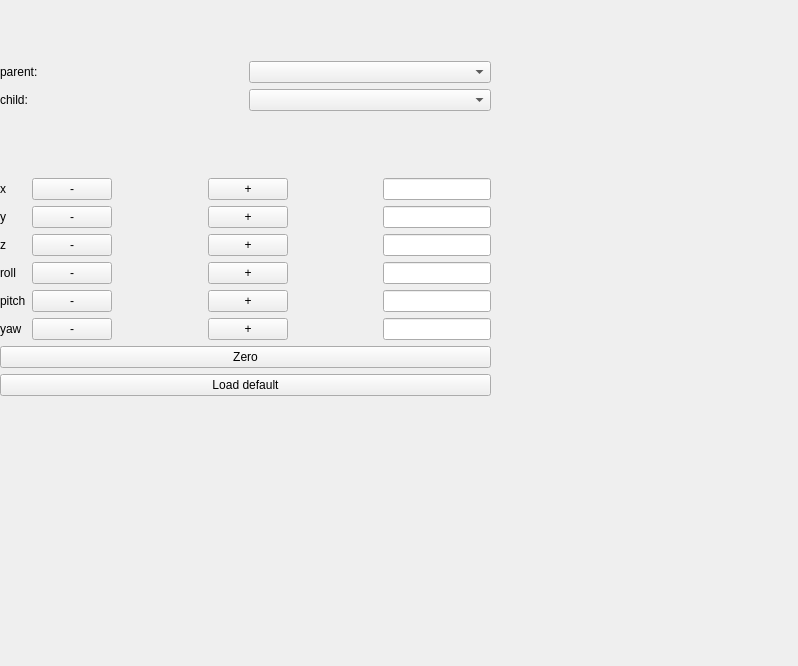
First picture: the form in rqt_mypkg/resource/artur2.ui, repository forvev/april_camera_tf_gui, before the edit.
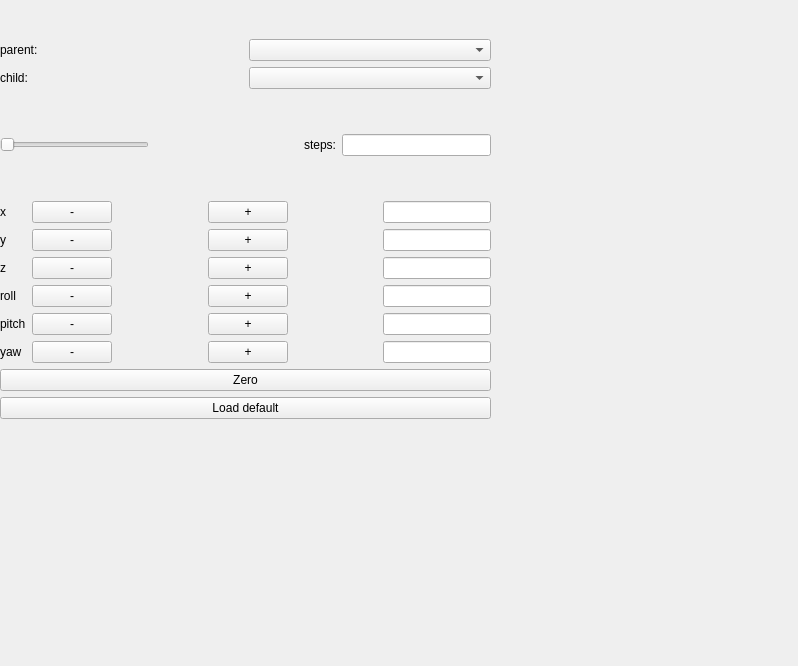
Second picture: the form after the edit.

Diff of the .ui file:
```diff
--- a/rqt_mypkg/resource/artur2.ui
+++ b/rqt_mypkg/resource/artur2.ui
@@ -55,6 +55,40 @@
       </item>
      </layout>
     </item>
+    <item>
+     <layout class="QHBoxLayout" name="horizontalLayout_4">
+      <item>
+       <widget class="QSlider" name="steps_slider">
+        <property name="orientation">
+         <enum>Qt::Horizontal</enum>
+        </property>
+       </widget>
+      </item>
+      <item>
+       <spacer name="horizontalSpacer_3">
+        <property name="orientation">
+         <enum>Qt::Horizontal</enum>
+        </property>
+        <property name="sizeHint" stdset="0">
+         <size>
+          <width>40</width>
+          <height>20</height>
+         </size>
+        </property>
+       </spacer>
+      </item>
+      <item>
+       <widget class="QLabel" name="label_9">
+        <property name="text">
+         <string>steps:</string>
+        </property>
+       </widget>
+      </item>
+      <item>
+       <widget class="QLineEdit" name="steps_field"/>
+      </item>
+     </layout>
+    </item>
     <item>
      <layout class="QVBoxLayout" name="verticalLayout_7">
       <item>
```
